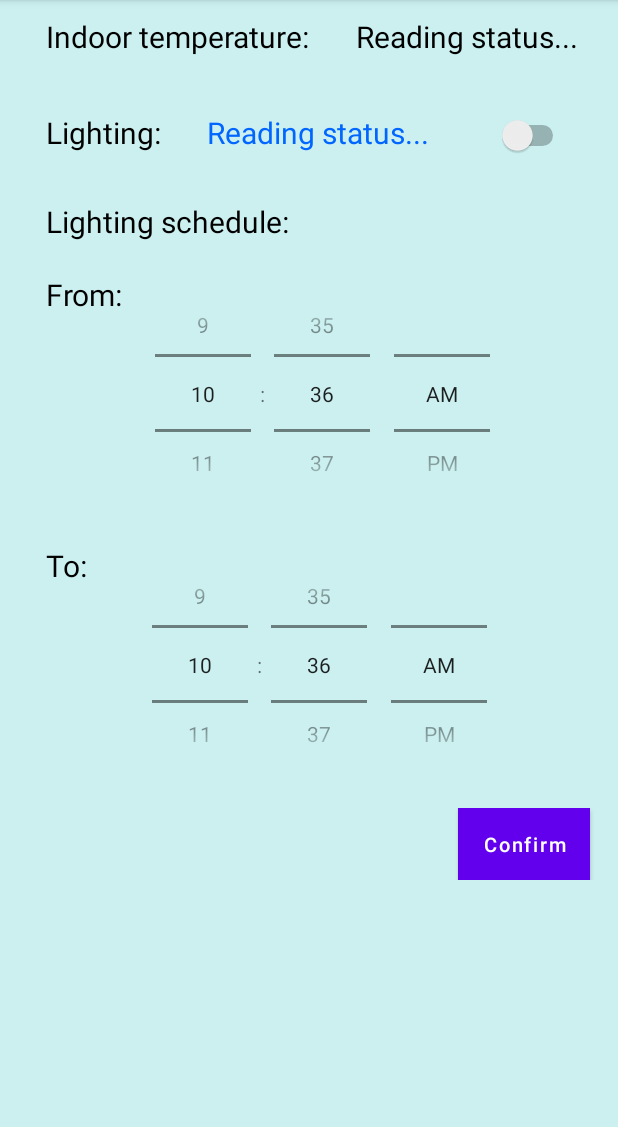
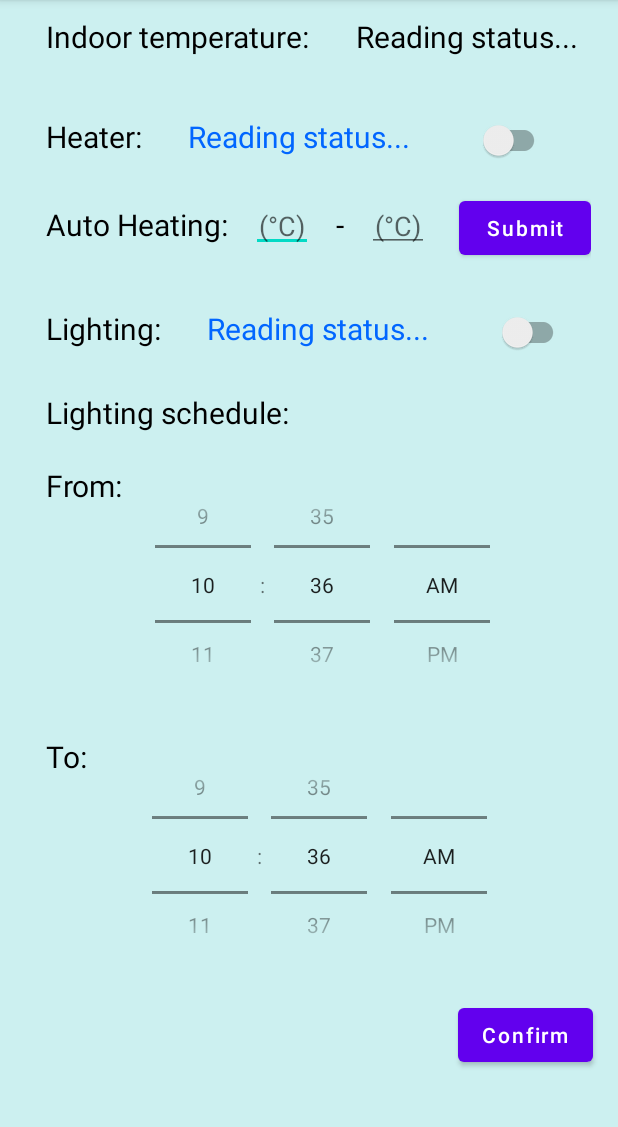
Before and after one commit to Siyue-Lu/IoT2022, an Android app: the screen it shows after launch (MainActivity), on a phone screen of 412 x 824 dp, the part 84-1211 px from its top. Run offline under Robolectric (Android 15) with nearby library versions, the light colour scheme and no system bars; 2 statements that could not run were skipped.

Commit message:
updated UI for heater

```diff
--- a/app/src/main/res/layout/content_main.xml
+++ b/app/src/main/res/layout/content_main.xml
@@ -34,6 +34,105 @@
 
     </LinearLayout>
 
+    <LinearLayout
+        android:layout_width="wrap_content"
+        android:layout_height="wrap_content"
+        android:orientation="horizontal"
+        android:padding="5dip">
+
+        <TextView
+            android:id="@+id/indoorHeater"
+            android:layout_width="wrap_content"
+            android:layout_height="wrap_content"
+            android:layout_marginLeft="20dp"
+            android:padding="5dip"
+            android:text="@string/txv_indoor_heater"
+            android:textColor="@color/black_alpha"
+            android:textSize="20sp" />
+
+        <TextView
+            android:id="@+id/indoorHeaterShow"
+            android:layout_width="wrap_content"
+            android:layout_height="wrap_content"
+            android:layout_marginLeft="20dp"
+            android:padding="5dip"
+            android:text="@string/txv_show"
+            android:textColor="@color/blue_text"
+            android:textSize="20sp" />
+
+        <androidx.appcompat.widget.SwitchCompat
+            android:id="@+id/heatToggle"
+            android:layout_width="wrap_content"
+            android:layout_height="wrap_content"
+            android:layout_marginLeft="40dp" />
+
+    </LinearLayout>
+
+    <LinearLayout
+        android:layout_width="wrap_content"
+        android:layout_height="wrap_content"
+        android:orientation="horizontal"
+        android:padding="5dip">
+
+        <TextView
+            android:id="@+id/autoHeating"
+            android:layout_width="wrap_content"
+            android:layout_height="wrap_content"
+            android:layout_marginLeft="20dp"
+            android:padding="5dip"
+            android:text="@string/txv_auto_heating"
+            android:textColor="@color/black_alpha"
+            android:textSize="20sp" />
+
+        <EditText
+            android:id="@+id/temp_from"
+            android:layout_width="wrap_content"
+            android:layout_height="wrap_content"
+            android:layout_marginLeft="10dp"
+            android:padding="5dip"
+            android:inputType="numberDecimal"
+            android:hint="(°C)"
+            android:maxLength="4" />
+
+        <TextView
+            android:layout_width="wrap_content"
+            android:layout_height="wrap_content"
+            android:layout_marginLeft="10dp"
+            android:padding="5dip"
+            android:text="-"
+            android:textColor="@color/black_alpha"
+            android:textSize="20sp" />
+
+        <EditText
+            android:id="@+id/temp_to"
+            android:layout_width="wrap_content"
+            android:layout_height="wrap_content"
+            android:layout_marginLeft="10dp"
+            android:padding="5dip"
+            android:inputType="numberDecimal"
+            android:hint="(°C)"
+            android:maxLength="4" />
+
+        <Button
+            android:id="@+id/btnConfirmTemp"
+            android:layout_width="wrap_content"
+            android:layout_height="wrap_content"
+            android:layout_marginLeft="20dp"
+            android:padding="5dip"
+            android:text="Submit"
+            android:textAllCaps="false" />
+
+    </LinearLayout>
+
+    <LinearLayout
+        android:layout_width="wrap_content"
+        android:layout_height="wrap_content"
+        android:orientation="horizontal"
+        android:padding="5dip">
+
+
+
+    </LinearLayout>
 
     <LinearLayout
         android:layout_width="wrap_content"
@@ -61,19 +160,14 @@
             android:textColor="@color/blue_text"
             android:textSize="20sp" />
 
-        <Switch
-            android:id="@+id/btnToggle"
+        <androidx.appcompat.widget.SwitchCompat
+            android:id="@+id/lightToggle"
             android:layout_width="wrap_content"
             android:layout_height="wrap_content"
             android:layout_marginLeft="40dp" />
 
+
     </LinearLayout>
-
-    <LinearLayout
-        android:layout_width="wrap_content"
-        android:layout_height="wrap_content"
-        android:orientation="horizontal"
-        android:padding="5dip"></LinearLayout>
 
     <LinearLayout
         android:layout_width="wrap_content"
@@ -151,12 +245,8 @@
             android:layout_width="wrap_content"
             android:layout_height="wrap_content"
             android:layout_marginLeft="300dp"
-            android:background="@color/colorPrimary"
-            android:padding="5dip"
             android:text="@string/txv_btn_confirm"
-            android:textAllCaps="false"
-            android:textColor="#FFFFFF"
-            android:textSize="13sp" />
+            android:textAllCaps="false" />
     </LinearLayout>
 
 </LinearLayout>
--- a/app/src/main/res/values/strings.xml
+++ b/app/src/main/res/values/strings.xml
@@ -2,12 +2,14 @@
     <string name="app_name">IoT 2022 Group 7</string>
     <string name="txv_title_temp">Smart Home</string>
     <string name="txv_indoor_temp">Indoor temperature:</string>
-    <string name="txv_show">Reading status...</string>
+    <string name="txv_indoor_heater">Heater:</string>
+    <string name="txv_auto_heating">Auto Heating:</string>
     <string name="txv_outdoor_light">Lighting:</string>
-    <string name="txv_on">On</string>
-    <string name="txv_off">Off</string>
     <string name="txv_light_schedule">Lighting schedule:</string>
     <string name="txv_light_schedule_from">From:</string>
     <string name="txv_light_schedule_to">To:</string>
     <string name="txv_btn_confirm">Confirm</string>
+    <string name="txv_show">Reading status...</string>
+    <string name="txv_on">On</string>
+    <string name="txv_off">Off</string>
 </resources>
```
